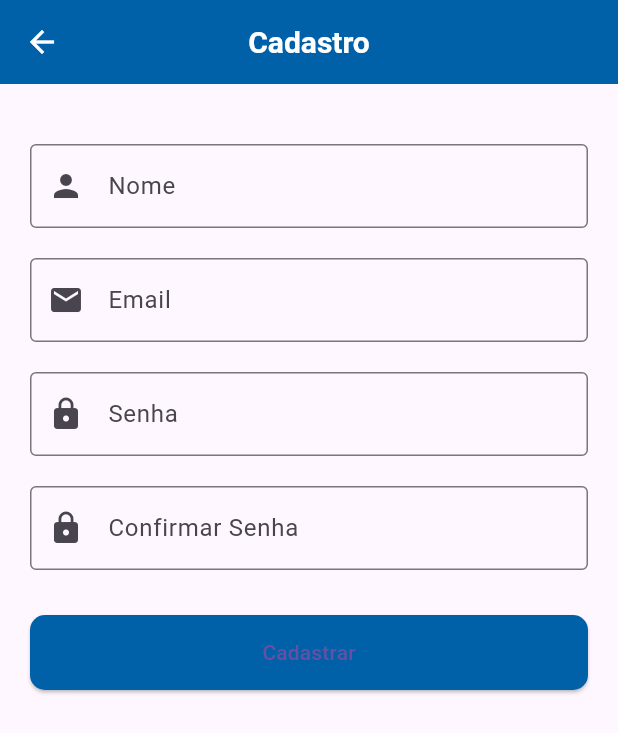
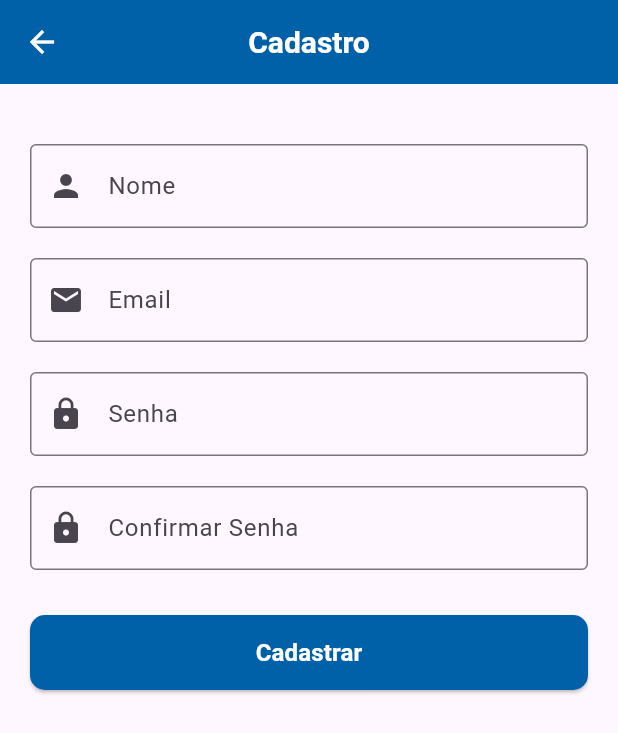
Before and after one commit to Chiardelli/labtrack-mobile, a Flutter app: the screen it shows after launch, after a tap on "Não tem uma conta? Cadastre-se", on a phone screen of 412 x 824 dp. Shown: the top 733 px of the screen. Run offline on Flutter 3.47's test engine with Material 3 defaults, Android fonts, the phone set to English and light mode, and no system bars; our stand-ins replace firebase_core, flutter_secure_storage, qr_flutter, uni_links; missing offline and left inert: qr_code_scanner; accounts and stored records are empty; network calls fail.

Commit message:
Alterado cor do texto dos botões

```diff
--- a/lib/screens/login_screen.dart
+++ b/lib/screens/login_screen.dart
@@ -127,7 +127,11 @@ class _LoginScreenState extends State<LoginScreen> {
                   ),
                   child: _isLoading
                       ? const CircularProgressIndicator(color: Colors.white)
-                      : const Text('Entrar'),
+                      : const Text('Entrar', style: TextStyle(
+                          color: Colors.white,
+                          fontSize: 16,
+                          fontWeight: FontWeight.bold,
+                      ),),
                 ),
               ),
               const SizedBox(height: 20),
--- a/lib/screens/reagent_form_screen.dart
+++ b/lib/screens/reagent_form_screen.dart
@@ -346,6 +346,7 @@ class _ReagentFormScreenState extends State<ReagentFormScreen> {
                       : const Text(
                           'CADASTRAR REAGENTE',
                           style: TextStyle(
+                            color: Colors.white,
                             fontWeight: FontWeight.bold,
                             fontSize: 16,
                           ),
--- a/lib/screens/register_screen.dart
+++ b/lib/screens/register_screen.dart
@@ -109,7 +109,12 @@ class _RegisterScreenState extends State<RegisterScreen> {
                             ? const CircularProgressIndicator(
                               color: Colors.white,
                             )
-                            : const Text('Cadastrar'),
+                            : const Text('Cadastrar',
+                              style: TextStyle(
+                                color: Colors.white,
+                                fontSize: 16,
+                                fontWeight: FontWeight.bold
+                              ),),
                   ),
                 ),
               ],
```
Also changed, not shown: lib/screens/transport_screen.dart (+6 -1 lines).
